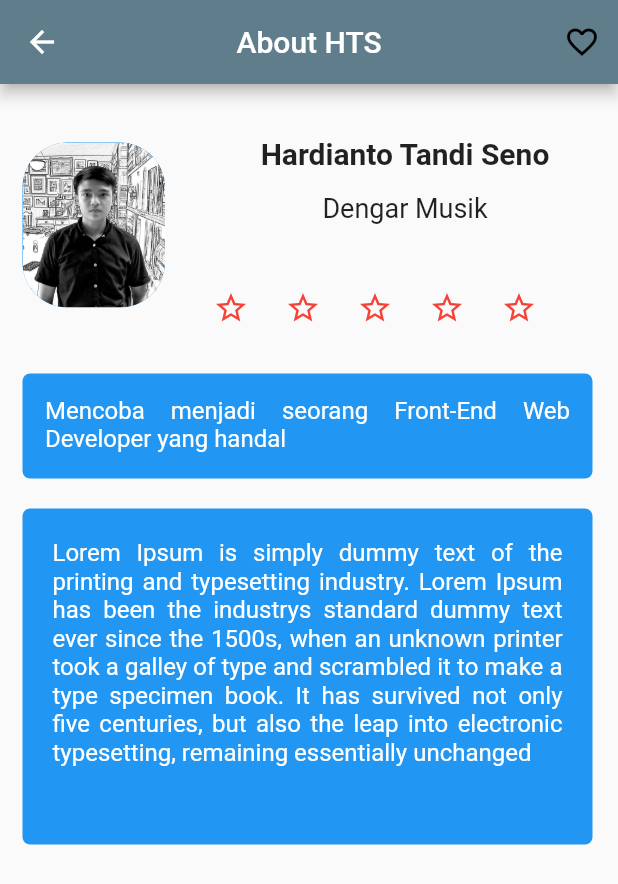
After one commit to tif-uh-mobile/flutter-study, a Flutter app: the AboutHTS screen opened directly, on a phone screen of 412 x 824 dp. The commit adds this screen. Shown: the top 884 px of the screen. Run offline on Flutter 3.47's test engine with Material 2 defaults, Android fonts, the light colour scheme and no system bars.

Commit message:
Change the file

```diff
--- /dev/null
+++ b/lib/D121201035_Hardianto T.S/D121201035_Hardianto T.S.dart
@@ -0,0 +1,264 @@
+import 'package:flutter/material.dart';
+
+var rate = 0;
+var _isFavorite = true;
+
+class ProfilHTS extends StatefulWidget {
+  const ProfilHTS({Key? key}) : super(key: key);
+
+  @override
+  State<ProfilHTS> createState() => _ProfilHTSState();
+}
+
+class _ProfilHTSState extends State<ProfilHTS> {
+  @override
+  Widget build(BuildContext context) {
+    return Scaffold(
+      appBar: AppBar(
+        title: const Text('D121201035_Hardianto Tandi Seno'),
+        centerTitle: true,
+      ),
+
+      body: Center(
+        child: Container(
+          width: 310,
+          height: 496,
+          decoration: BoxDecoration(
+            color: Colors.lightBlue,
+            borderRadius: BorderRadius.circular(15)),
+
+        child: Padding(
+          padding: const EdgeInsets.all(30.0),
+          child: Column(
+            mainAxisAlignment: MainAxisAlignment.start,
+            children: [
+              ElevatedButton(onPressed: () {
+                  Navigator.push(
+                    context,
+                    MaterialPageRoute(builder: (context) => const AboutHTS()),
+                  );
+                },
+                style: ElevatedButton.styleFrom(fixedSize: const Size(150, 150), shape: const CircleBorder(), backgroundColor: Colors.lightGreen),
+              child: const CircleAvatar(
+                backgroundImage: AssetImage('assets/2.jpg'),
+                radius: 90,
+
+                ),),
+
+
+                Column(
+                  children: const [
+                    Padding(
+                      padding: EdgeInsets.all(20.0),
+                      child: SizedBox(
+                        height: 50,
+                        width: 260,
+                        child: Card(
+                          color: Colors.green,
+                          child: Center(
+                              child: Text(
+                                'Hardianto T.S',
+                                style: TextStyle(
+                                  fontFamily: 'Arial',
+                                  fontSize: 17,
+                                  color: Colors.black,
+                                ),
+                                textAlign: TextAlign.center,
+                              ),
+                            ),
+                        ),
+                      ),
+                    ),
+                    Padding(
+                      padding: EdgeInsets.all(20.0),
+                      child: SizedBox(
+                        height: 50,
+                        width: 260,
+                        child: Card(
+                          color: Colors.green,
+                                    child: Center(
+                                      child: Text(
+                                        'Dengar Musik',
+                                        style: TextStyle(
+                                          fontFamily: 'Arial',
+                                          fontSize: 17,
+                                          color: Colors.black,
+                                        ),
+                                        textAlign: TextAlign.center,
+                                      ),
+                                    ),
+                        ),
+                      ),
+                    ),
+                    Padding(
+                      padding: EdgeInsets.all(20.0),
+                      child: SizedBox(
+                        height: 50,
+                        width: 260,
+                        child: Card(
+                          color: Colors.green,
+                                    child: Center(
+                                        child: Text(
+                                          'Biru',
+                                          style: TextStyle(
+                                            fontFamily: 'Arial',
+                                            fontSize: 17,
+                                            color: Colors.black,
+                                          ),
+                                          textAlign: TextAlign.center,
+                                        ),
+                                      ),
+                        ),
+                      ),
+                    ),
+                  ],
+                )
+            ],
+          ),
+        ),
+        ),
+      ),
+    );
+  }
+}
+
+
+class AboutHTS extends StatefulWidget {
+  const AboutHTS({Key? key}) : super(key: key);
+
+  @override
+  State<AboutHTS> createState() => _AboutHTSState();
+}
+
+class _AboutHTSState extends State<AboutHTS> {
+
+  @override
+  Widget build(BuildContext context) {
+    return Scaffold(
+      appBar: AppBar(actions : [
+        IconButton(
+          onPressed: () {
+            setState(() {
+              _isFavorite = !_isFavorite;
+            });
+          },
+          color: Colors.black,
+          icon: _isFavorite
+              ? const Icon(Icons.favorite_border)
+              : const Icon(Icons.favorite),
+        ),
+      ],
+        title: const Text('About HTS'),
+        centerTitle: true,
+      ),
+      body: Padding(
+        padding: const EdgeInsets.all(15.0),
+        child: Row(
+          children: [
+            Column(
+              crossAxisAlignment: CrossAxisAlignment.start,
+              children: [
+                Row(
+                  children: [
+                    Container(
+                      width: 95,
+                      height: 110,
+                      decoration: BoxDecoration(
+                          image: const DecorationImage(image: AssetImage('assets/2.jpg')),
+                          color: Colors.blue,
+                          borderRadius: BorderRadius.circular(30)),
+                    ),
+                    Column(
+                      children: [
+                        Container(
+                          margin: const EdgeInsets.fromLTRB(40, 20, 0, 7),
+                            width: 220,
+                            height: 30,
+                            decoration: BoxDecoration(
+                              borderRadius: BorderRadius.circular(5)),
+                             child: const Text(
+                              'Hardianto Tandi Seno',
+                              style: TextStyle(fontSize: 20, fontWeight: FontWeight.bold),
+                              textAlign: TextAlign.center,
+                            ),
+                        ),
+                        Container(
+                          margin: const EdgeInsets.fromLTRB(40, 0, 0, 7),
+                            width: 240,
+                            height: 30,
+                            decoration: BoxDecoration(
+                              borderRadius: BorderRadius.circular(5)),
+                              child: const Text(
+                              'Dengar Musik',
+                              style: TextStyle(fontSize: 18),
+                              textAlign: TextAlign.center,
+                            ),
+                        ),
+                        //taruh bintang bintang
+                        const Divider(),
+                        Row(
+                            children: List.generate(
+                              5,
+                                  (index) => IconButton(
+                                onPressed: () {
+                                  setState(() {
+                                    rate = index + 1;
+                                  });
+                                },
+                                color: Colors.red,
+                                icon: index < rate
+                                    ? const Icon(Icons.star)
+                                    : const Icon(Icons.star_border),
+                                  ),
+                            ),
+                        ),
+                      ],
+                    ),
+                  ],
+                ),
+                //Deskripsi singkat
+                Container(
+                    margin: const EdgeInsets.only(top: 20),
+                    width: 380,
+                    height: 70,
+                    decoration: BoxDecoration(
+                      color: Colors.blue,
+                      borderRadius: BorderRadius.circular(5)),
+                      child: const Padding(
+                        padding: EdgeInsets.all(15.0),
+                        child: Text(
+                          'Mencoba menjadi seorang Front-End Web Developer yang handal',
+                          style: TextStyle(
+                              fontSize: 16,
+                              color: Colors.white),
+                          textAlign: TextAlign.justify,
+                    ),
+                      ),
+                ),
+                Container(
+                    margin: const EdgeInsets.only(top: 20),
+                    width: 380,
+                    height: 224,
+                    decoration: BoxDecoration(
+                      color: Colors.blue,
+                      borderRadius: BorderRadius.circular(5)),
+                      child: const Padding(
+                        padding: EdgeInsets.all(20.0),
+                        child: Text(
+                        'Lorem Ipsum is simply dummy text of the printing and typesetting industry. Lorem Ipsum has been the industrys standard dummy text ever since the 1500s, when an unknown printer took a galley of type and scrambled it to make a type specimen book. It has survived not only five centuries, but also the leap into electronic typesetting, remaining essentially unchanged',
+                        style: TextStyle(
+                            fontSize: 16,
+                            color: Colors.white
+                        ),
+                          textAlign: TextAlign.justify,
+                    ),
+                      ),
+                )
+              ],
+            ),
+
+          ],
+        ),
+      ),
+    );}
+}
--- a/pubspec.yaml
+++ b/pubspec.yaml
@@ -58,9 +58,9 @@ flutter:
   uses-material-design: true
 
   # To add assets to your application, add an assets section, like this:
-  # assets:
-  #   - images/a_dot_burr.jpeg
-  #   - images/a_dot_ham.jpeg
+  assets:
+    - assets/2.jpg
+    - assets/gerigi.png
 
   # An image asset can refer to one or more resolution-specific "variants", see
   # https://flutter.dev/assets-and-images/#resolution-aware.
```
Also changed, not shown: lib/main.dart (+6 -3 lines), lib/nim_rahmat/nim_profile_screen.dart (deleted, +0 -19 lines), assets/2.jpg (added), assets/FotoFirman.jpg (added), assets/gerigi.png (added), pubspec.lock, 6 other files.
